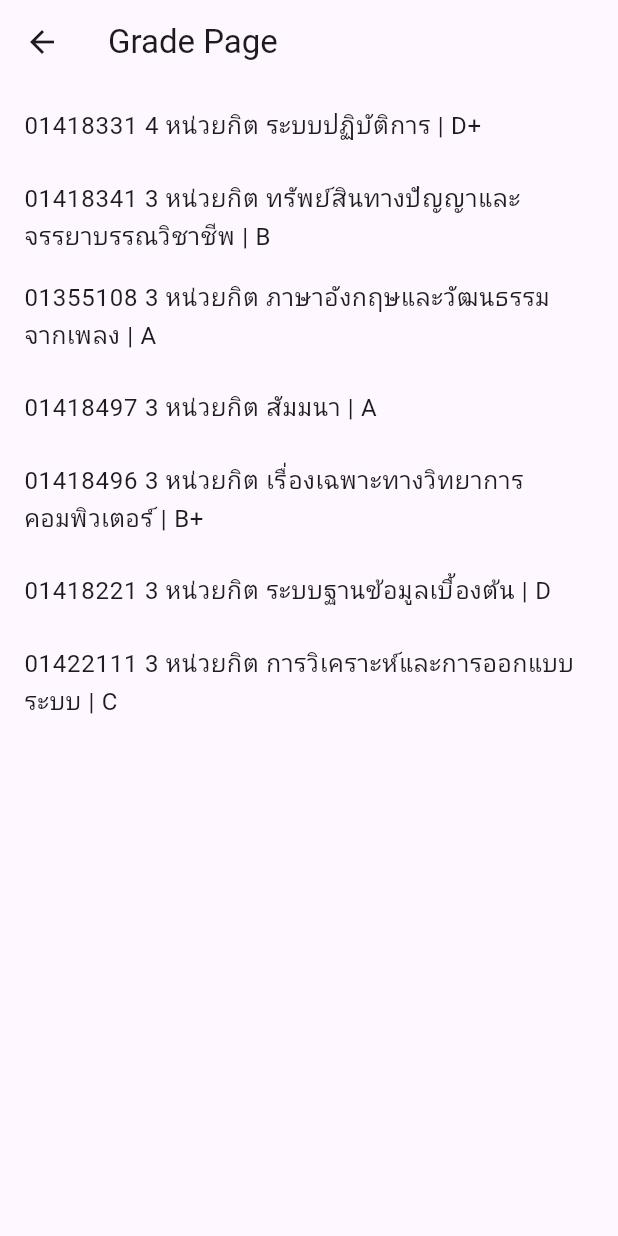
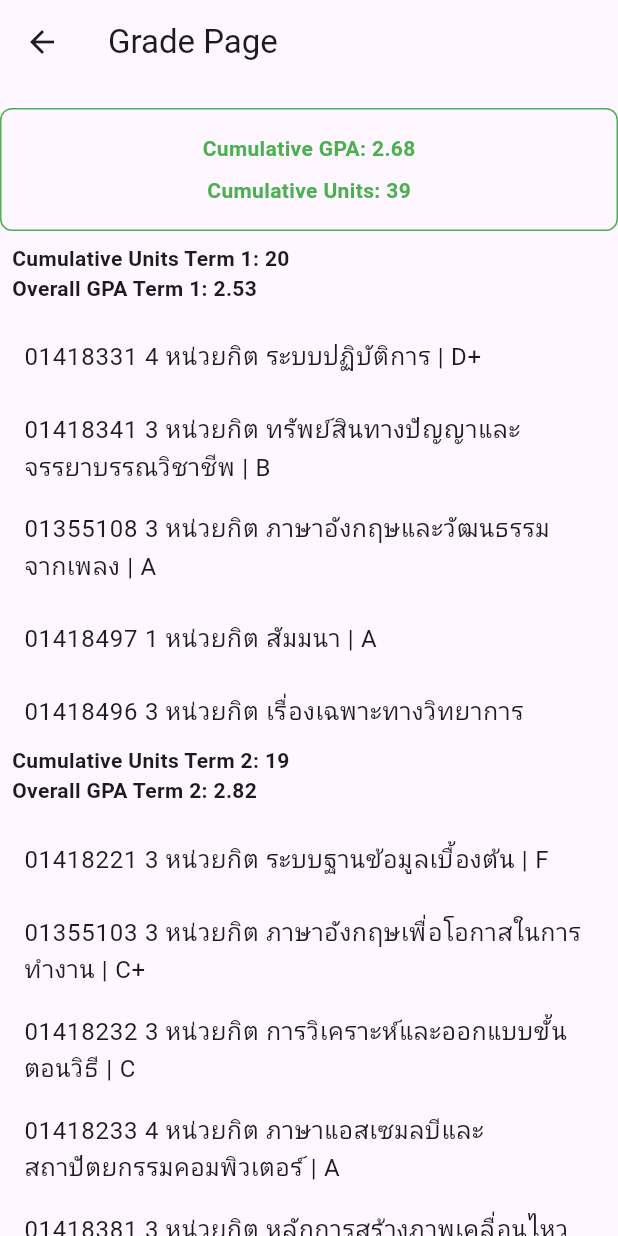
Before and after one commit to Nxwbtk/KU-SRC-MobileDev-Project, a Flutter app: the GradePage screen opened directly, on a phone screen of 412 x 824 dp. Run offline on Flutter 3.47's test engine with Material 3 defaults, Android fonts, the phone set to English and light mode, and no system bars; our stand-ins replace cloud_firestore, firebase_auth, firebase_core; missing offline and left inert: awesome_select; accounts and stored records are empty.

Commit message:
grade
เพิ่ม เทอม 2 และ กล่องข้อความบอกเกรดเฉลี่ยรวมของทั้ง 2เทอม

```diff
--- a/ku_app/lib/student/grade.dart
+++ b/ku_app/lib/student/grade.dart
@@ -9,29 +9,117 @@ class GradePage extends StatefulWidget {
 
 class _GradePageState extends State<GradePage> {
   // Sample data for demonstration
-  List<String> subjects = [
+  List<String> subjectsTerm1 = [
     "01418331 4 หน่วยกิต ระบบปฏิบัติการ | D+ ",
-    "01418341 3 หน่วยกิต ทรัพย์สินทางปัญญาและจรรยาบรรณวิชาชีพ | B",
-    "01355108 3 หน่วยกิต ภาษาอังกฤษและวัฒนธรรมจากเพลง | A",
-    "01418497 3 หน่วยกิต สัมมนา | A",
-    "01418496 3 หน่วยกิต เรื่องเฉพาะทางวิทยาการคอมพิวเตอร์ | B+",
-    "01418221 3 หน่วยกิต ระบบฐานข้อมูลเบื้องต้น | D",
-    "01422111 3 หน่วยกิต การวิเคราะห์และการออกแบบระบบ | C",
+    "01418341 3 หน่วยกิต ทรัพย์สินทางปัญญาและจรรยาบรรณวิชาชีพ | B ",
+    "01355108 3 หน่วยกิต ภาษาอังกฤษและวัฒนธรรมจากเพลง | A ",
+    "01418497 1 หน่วยกิต สัมมนา | A ",
+    "01418496 3 หน่วยกิต เรื่องเฉพาะทางวิทยาการคอมพิวเตอร์ | B+ ",
+    "01418221 3 หน่วยกิต ระบบฐานข้อมูลเบื้องต้น | D ",
+    "01422111 3 หน่วยกิต การวิเคราะห์และการออกแบบระบบ | C ",
   ];
+
+  List<String> subjectsTerm2 = [
+    "01418221 3 หน่วยกิต ระบบฐานข้อมูลเบื้องต้น | F ",
+    "01355103 3 หน่วยกิต ภาษาอังกฤษเพื่อโอกาสในการทำงาน | C+ ",
+    "01418232 3 หน่วยกิต การวิเคราะห์และออกแบบขั้นตอนวิธี | C ",
+    "01418233 4 หน่วยกิต ภาษาแอสเซมลบีและสถาปัตยกรรมคอมพิวเตอร์ | A ",
+    "01418381 3 หน่วยกิต หลักการสร้างภาพเคลื่อนไหวด้วยคอมพิวเตอร์ | A ",
+    "01422111 3 หน่วยกิต หลักสถิติ | W ",
+    "03654113 3 หน่วยกิต กิจกรรมทางกายเพื่อชีวิตสมัยใหม่ | A ",
+  ];
+
+  // Sample data for Cumulative Units and Overall GPA
+  String cumulativeUnitsTerm1 = "Cumulative Units Term 1: 20";
+  String overallGPATerm1 = "Overall GPA Term 1: 2.53";
+
+  String cumulativeUnitsTerm2 = "Cumulative Units Term 2: 19";
+  String overallGPATerm2 = "Overall GPA Term 2: 2.82";
 
   @override
   Widget build(BuildContext context) {
     return Scaffold(
       appBar: AppBar(title: Text("Grade Page")),
-      body: ListView.builder(
-        itemCount: subjects.length,
-        itemBuilder: (context, index) {
-          return ListTile(
-            title: Text(subjects[index]),
-            // Additional details for each subject can be added here
-            // For example: subtitle, trailing icon, etc.
-          );
-        },
+      body: Column(
+        crossAxisAlignment: CrossAxisAlignment.start,
+        children: [
+          Container(
+            alignment: Alignment.center,
+            margin: EdgeInsets.only(top: 16),
+            padding: EdgeInsets.all(16),
+            decoration: BoxDecoration(
+              border: Border.all(color: Colors.green),
+              borderRadius: BorderRadius.circular(8),
+            ),
+            child: Column(
+              children: [
+                Text(
+                  "Cumulative GPA: 2.68",
+                  style: TextStyle(
+                      fontWeight: FontWeight.bold, color: Colors.green),
+                ),
+                SizedBox(height: 8),
+                Text(
+                  "Cumulative Units: 39",
+                  style: TextStyle(
+                      fontWeight: FontWeight.bold, color: Colors.green),
+                ),
+              ],
+            ),
+          ),
+          Padding(
+            padding: const EdgeInsets.all(8.0),
+            child: Column(
+              crossAxisAlignment: CrossAxisAlignment.start,
+              children: [
+                Text(
+                  cumulativeUnitsTerm1,
+                  style: TextStyle(fontWeight: FontWeight.bold),
+                ),
+                Text(
+                  overallGPATerm1,
+                  style: TextStyle(fontWeight: FontWeight.bold),
+                ),
+              ],
+            ),
+          ),
+          Expanded(
+            child: ListView.builder(
+              itemCount: subjectsTerm1.length,
+              itemBuilder: (context, index) {
+                return ListTile(
+                  title: Text(subjectsTerm1[index]),
+                );
+              },
+            ),
+          ),
+          Padding(
+            padding: const EdgeInsets.all(8.0),
+            child: Column(
+              crossAxisAlignment: CrossAxisAlignment.start,
+              children: [
+                Text(
+                  cumulativeUnitsTerm2,
+                  style: TextStyle(fontWeight: FontWeight.bold),
+                ),
+                Text(
+                  overallGPATerm2,
+                  style: TextStyle(fontWeight: FontWeight.bold),
+                ),
+              ],
+            ),
+          ),
+          Expanded(
+            child: ListView.builder(
+              itemCount: subjectsTerm2.length,
+              itemBuilder: (context, index) {
+                return ListTile(
+                  title: Text(subjectsTerm2[index]),
+                );
+              },
+            ),
+          ),
+        ],
       ),
     );
   }
```
